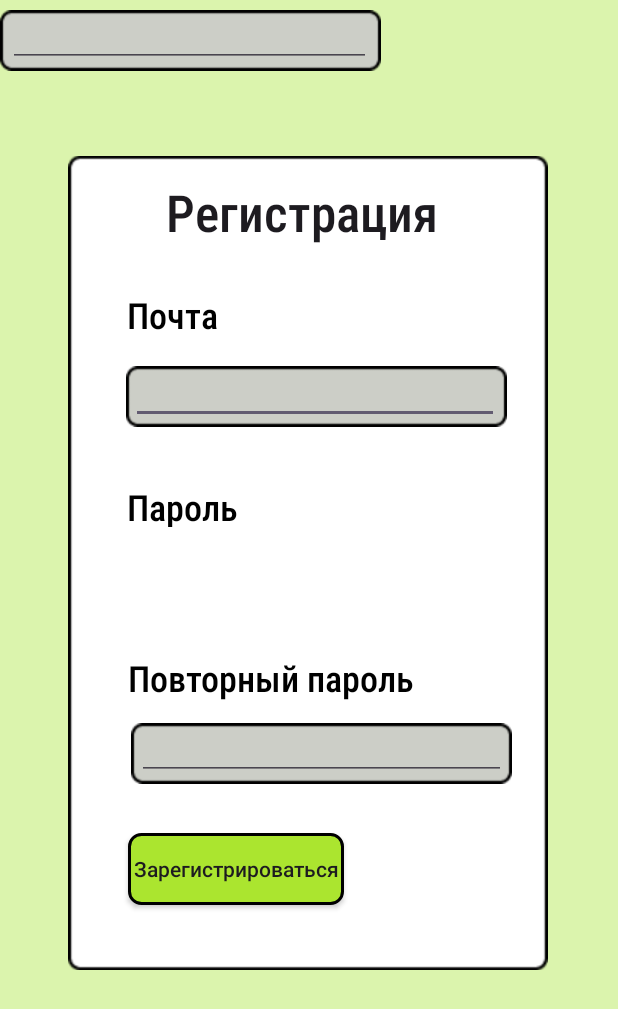
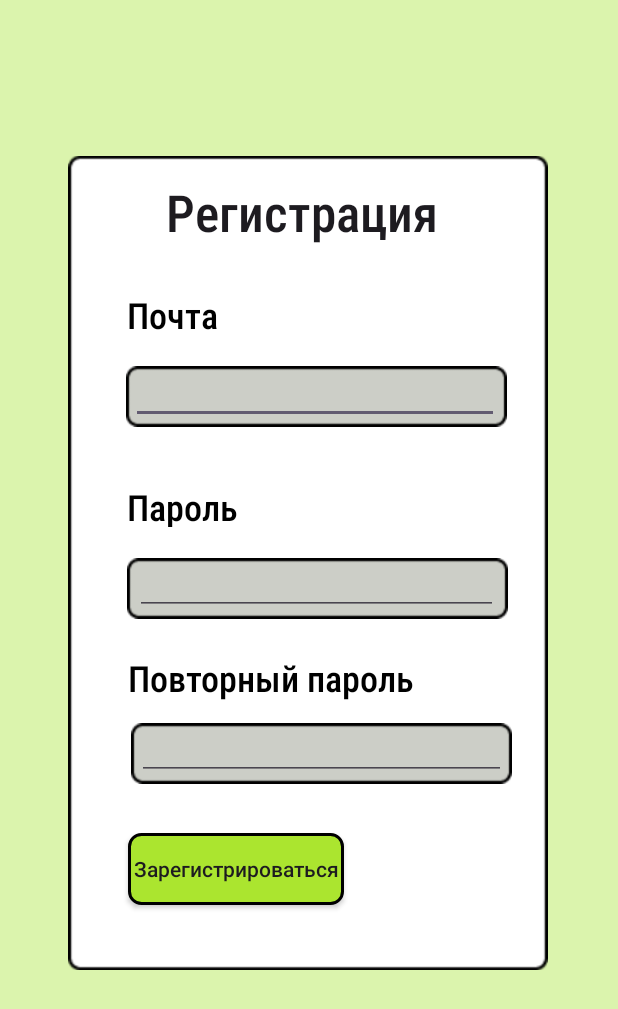
Before and after one commit to repeatuntil/Mobile_Pastebin_App, an Android app: the Registration screen opened directly, with no data from a screen before it, on a phone screen of 412 x 824 dp. Shown: the top 1009 px of the screen. Run offline under Robolectric (Android 15) with nearby library versions, the phone set to English and light mode, and no system bars; our stand-ins replace Firebase (no records; nobody signed in at launch, a user with empty details on screens opened directly).

Commit message:
fix text inputs + add start page

```diff
--- a/app/src/main/res/layout/register.xml
+++ b/app/src/main/res/layout/register.xml
@@ -13,9 +13,9 @@
         android:layout_height="560dp"
         android:layout_marginStart="45dp"
         android:layout_marginTop="95dp"
+        android:src="@drawable/reg_form"
         app:layout_constraintStart_toStartOf="parent"
         app:layout_constraintTop_toTopOf="parent"
-        android:src="@drawable/reg_form"
         tools:ignore="MissingConstraints" />
 
     <ImageView
@@ -105,10 +105,12 @@
         android:id="@+id/imagePassword"
         android:layout_width="254dp"
         android:layout_height="54dp"
+        android:layout_marginStart="39dp"
+        android:layout_marginTop="270dp"
         android:src="@drawable/email"
-        tools:ignore="MissingConstraints"
-        tools:layout_editor_absoluteX="84dp"
-        tools:layout_editor_absoluteY="365dp" />
+        app:layout_constraintStart_toStartOf="@+id/imageView8"
+        app:layout_constraintTop_toTopOf="@+id/imageView8"
+        tools:ignore="MissingConstraints" />
 
     <EditText
         android:id="@+id/editTextTextEmailAddress"
```
